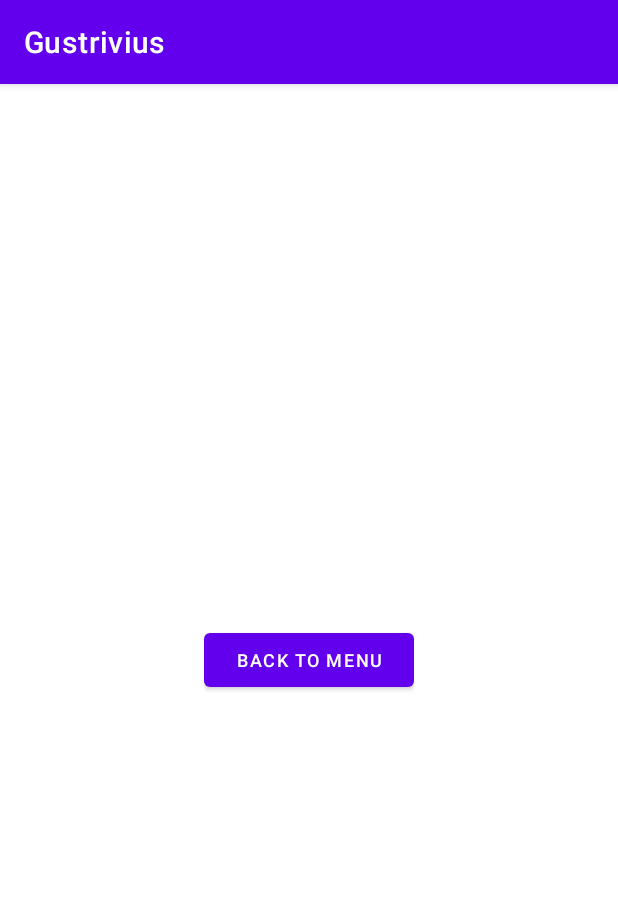
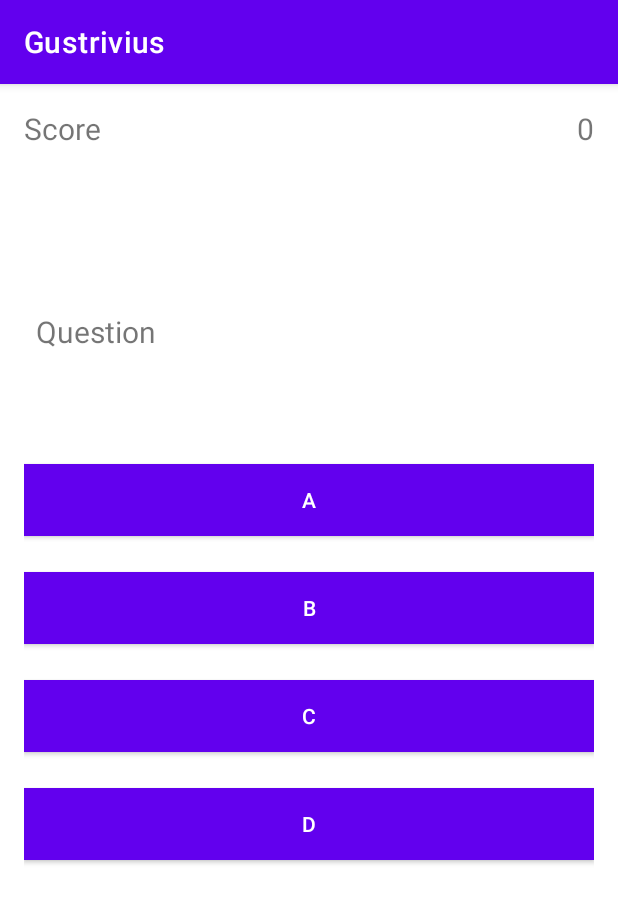
Before and after one commit to Gustrivius/Gustrivius, an Android app: the playActivity screen opened directly, with no data from a screen before it, on a phone screen of 412 x 824 dp. Shown: the top 903 px of the screen. Run offline under Robolectric (Android 15) with nearby library versions, the phone set to English and light mode, and no system bars; 1 statement that could not run was skipped.

Commit message:
Play activity view

```diff
--- a/app/src/main/AndroidManifest.xml
+++ b/app/src/main/AndroidManifest.xml
@@ -3,7 +3,6 @@
     xmlns:tools="http://schemas.android.com/tools">
 
     <application
-        android:name=".questionIntentApplication"
         android:allowBackup="true"
         android:dataExtractionRules="@xml/data_extraction_rules"
         android:fullBackupContent="@xml/backup_rules"
--- a/app/src/main/res/layout/activity_play.xml
+++ b/app/src/main/res/layout/activity_play.xml
@@ -1,14 +1,96 @@
 <?xml version="1.0" encoding="utf-8"?>
 
-<LinearLayout xmlns:android="http://schemas.android.com/apk/res/android"
+<RelativeLayout xmlns:android="http://schemas.android.com/apk/res/android"
     xmlns:tools="http://schemas.android.com/tools"
     xmlns:app="http://schemas.android.com/apk/res-auto"
+    android:id="@+id/activity_play"
     android:layout_width="match_parent"
     android:layout_height="match_parent"
-    android:gravity="center"
+    android:paddingTop="16dp"
+    android:paddingBottom="16dp"
+    android:paddingLeft="16dp"
+    android:paddingRight="16dp"
     android:orientation="vertical">
+<!--    tools:context="com.example.gustrivius.playActivity"-->
 
-    <LinearLayout
+    <TextView
+        android:layout_width="wrap_content"
+        android:layout_height="wrap_content"
+        android:text="Score"
+        android:textSize="20sp"
+        android:layout_alignParentLeft="true"
+        android:id="@+id/score_text"
+        />
+
+    <TextView
+        android:layout_width="wrap_content"
+        android:layout_height="wrap_content"
+        android:text="0"
+        android:textSize="20sp"
+        android:layout_alignParentRight="true"
+        android:id="@+id/score"
+        />
+
+    <TextView
+        android:layout_width="match_parent"
+        android:layout_height="70dp"
+        android:text="Question"
+        android:textSize="20sp"
+        android:layout_below="@+id/score_text"
+        android:padding="8dp"
+        android:layout_marginTop="100dp"
+        android:layout_marginBottom="40dp"
+        android:id="@+id/question_text"
+        />
+
+    <Button
+        android:layout_width="match_parent"
+        android:layout_height="wrap_content"
+        android:layout_below="@+id/question_text"
+        android:text="A"
+        android:background="#0091EA"
+        android:textColor="#fff"
+        android:padding="8dp"
+        android:layout_marginBottom="24dp"
+        android:id="@+id/choice_1"/>
+
+    <Button
+        android:layout_width="match_parent"
+        android:layout_height="wrap_content"
+        android:layout_below="@+id/choice_1"
+        android:text="B"
+        android:background="#0091EA"
+        android:textColor="#fff"
+        android:padding="8dp"
+        android:layout_marginBottom="24dp"
+        android:id="@+id/choice_2"/>
+
+    <Button
+        android:layout_width="match_parent"
+        android:layout_height="wrap_content"
+        android:layout_below="@+id/choice_2"
+        android:text="C"
+        android:background="#0091EA"
+        android:textColor="#fff"
+        android:padding="8dp"
+        android:layout_marginBottom="24dp"
+        android:id="@+id/choice_3"/>
+
+    <Button
+        android:layout_width="match_parent"
+        android:layout_height="wrap_content"
+        android:layout_below="@+id/choice_3"
+        android:text="D"
+        android:background="#0091EA"
+        android:textColor="#fff"
+        android:padding="8dp"
+        android:layout_marginBottom="24dp"
+        android:id="@+id/choice_4"/>
+
+
+
+
+    <!--<LinearLayout
         android:layout_width="wrap_content"
         android:layout_height="wrap_content"
         android:orientation="horizontal">
@@ -21,7 +103,8 @@
             android:textSize="12dp"
             />
 
-    </LinearLayout>
+    </LinearLayout>-->
 
+<!--    Ctrl+/ (line comment) or Ctrl+shift+/ (block comment) -->
 
-</LinearLayout>
+</RelativeLayout>
```
